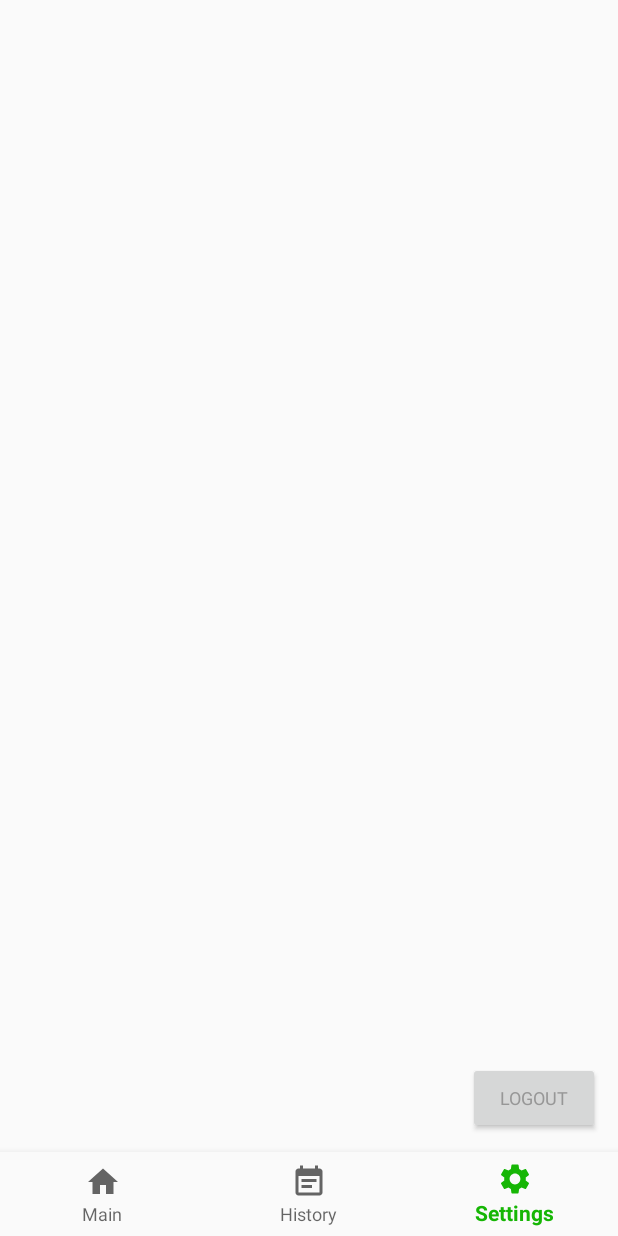
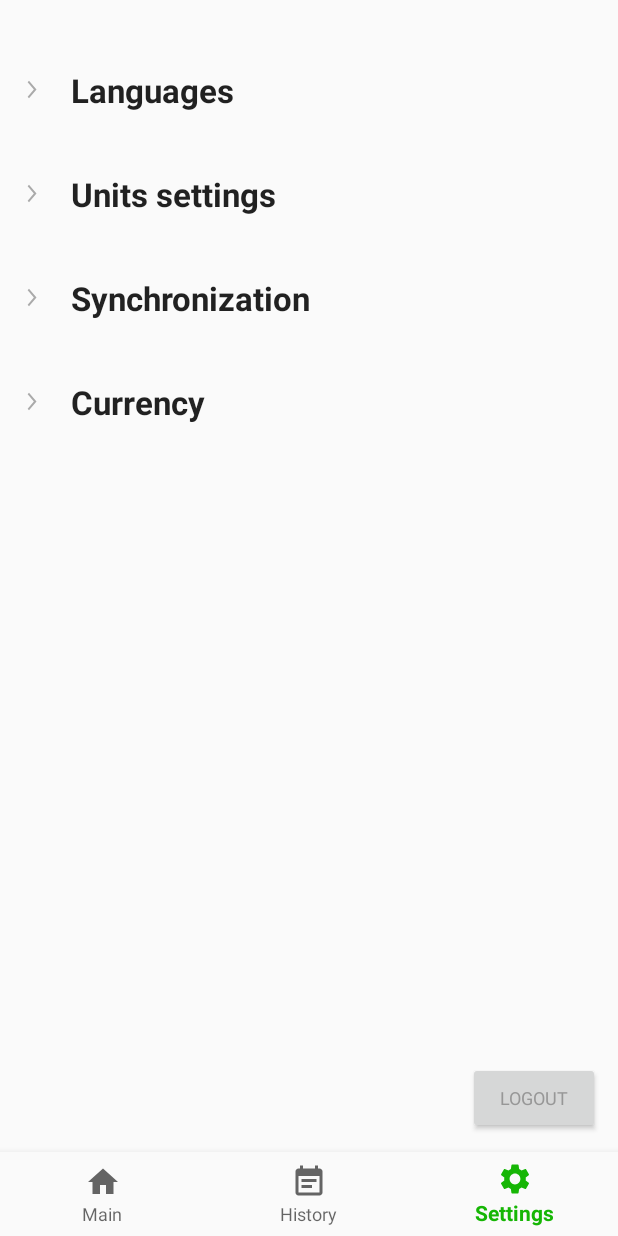
Before and after one commit to Opelpe/MyCars, an Android app: the SettingsFragment screen opened through its navigation route, on a phone screen of 412 x 824 dp. Run offline under Robolectric (Android 15) with nearby library versions, the phone set to English and light mode, and no system bars; our stand-ins replace Dagger/Hilt's generated code, Firebase (no records; nobody signed in at launch, a user with empty details on screens opened directly), navigation-ui.

Commit message:
Added view to SettingsFragment in progress

```diff
--- a/app/src/main/java/com/pepe/mycars/app/ui/view/fragment/SettingsFragment.kt
+++ b/app/src/main/java/com/pepe/mycars/app/ui/view/fragment/SettingsFragment.kt
@@ -4,9 +4,11 @@ import android.os.Bundle
 import android.view.LayoutInflater
 import android.view.View
 import android.view.ViewGroup
-import androidx.activity.viewModels
+import androidx.core.content.ContextCompat
+import androidx.core.view.isVisible
 import androidx.fragment.app.Fragment
 import androidx.fragment.app.activityViewModels
+import com.pepe.mycars.R
 import com.pepe.mycars.app.viewmodel.LoggedInViewModel
 import com.pepe.mycars.databinding.FragmentSettingsBinding
 import dagger.hilt.android.AndroidEntryPoint
@@ -30,5 +32,17 @@ class SettingsFragment : Fragment() {
         binding.logoutButton.setOnClickListener {
             loggedInViewModel.logOut()
         }
+
+        binding.languagesContainer.setOnClickListener {
+            if (binding.languagesSetContainer.isVisible){
+                val drawable = ContextCompat.getDrawable(requireContext(), R.drawable.ic_arrow_forward)
+                binding.languagesSetContainer.visibility = View.GONE
+                binding.languagesTitle.setCompoundDrawablesRelativeWithIntrinsicBounds(drawable,null,null,null)
+            }else{
+                val drawable = ContextCompat.getDrawable(requireContext(), R.drawable.ic_double_arrow_down)
+                binding.languagesSetContainer.visibility = View.VISIBLE
+                binding.languagesTitle.setCompoundDrawablesRelativeWithIntrinsicBounds(drawable,null,null,null)
+            }
+        }
     }
 }
--- /dev/null
+++ b/app/src/main/res/drawable/ic_arrow_forward.xml
@@ -0,0 +1,12 @@
+<vector xmlns:android="http://schemas.android.com/apk/res/android"
+    android:width="12dp"
+    android:height="14dp"
+    android:alpha="0.9"
+    android:autoMirrored="true"
+    android:tint="?attr/colorControlNormal"
+    android:viewportWidth="24"
+    android:viewportHeight="24">
+    <path
+        android:fillColor="?attr/colorControlNormal"
+        android:pathData="M6.23,20.23l1.77,1.77l10,-10l-10,-10l-1.77,1.77l8.23,8.23z" />
+</vector>
--- /dev/null
+++ b/app/src/main/res/drawable/ic_double_arrow_down.xml
@@ -0,0 +1,14 @@
+<vector xmlns:android="http://schemas.android.com/apk/res/android"
+    android:width="12dp"
+    android:height="14dp"
+    android:alpha="0.9"
+    android:tint="?attr/colorControlNormal"
+    android:viewportWidth="24"
+    android:viewportHeight="24">
+    <path
+        android:fillColor="?attr/colorControlNormal"
+        android:pathData="M18,6.41l-1.41,-1.41l-4.59,4.58l-4.59,-4.58l-1.41,1.41l6,6z" />
+    <path
+        android:fillColor="?attr/colorControlNormal"
+        android:pathData="M18,13l-1.41,-1.41l-4.59,4.58l-4.59,-4.58l-1.41,1.41l6,6z" />
+</vector>
--- a/app/src/main/res/layout/fragment_settings.xml
+++ b/app/src/main/res/layout/fragment_settings.xml
@@ -1,10 +1,144 @@
 <?xml version="1.0" encoding="utf-8"?>
 <androidx.constraintlayout.widget.ConstraintLayout xmlns:android="http://schemas.android.com/apk/res/android"
     xmlns:app="http://schemas.android.com/apk/res-auto"
+    xmlns:tools="http://schemas.android.com/tools"
     android:layout_width="match_parent"
     android:layout_height="match_parent"
-    xmlns:tools="http://schemas.android.com/tools"
     tools:context="com.pepe.mycars.app.ui.view.fragment.SettingsFragment">
+
+    <LinearLayout
+        android:layout_width="match_parent"
+        android:layout_height="0dp"
+        android:paddingTop="25dp"
+        android:orientation="vertical"
+        app:layout_constraintBottom_toTopOf="@id/logoutButton"
+        app:layout_constraintTop_toTopOf="parent">
+
+        <LinearLayout
+            android:id="@+id/languagesContainer"
+            android:layout_width="match_parent"
+            android:layout_height="wrap_content"
+            android:orientation="vertical">
+
+            <TextView
+                android:id="@+id/languagesTitle"
+                style="@style/settingsTitleStyle"
+                android:layout_width="match_parent"
+                android:layout_height="wrap_content"
+                android:layout_gravity="center"
+                android:text="Languages"
+                app:drawableStartCompat="@drawable/ic_arrow_forward" />
+
+            <LinearLayout
+                android:id="@+id/languagesSetContainer"
+                android:layout_width="match_parent"
+                android:layout_height="wrap_content"
+                android:visibility="gone"
+                android:orientation="horizontal"
+                android:paddingBottom="15dp">
+
+                <TextView
+                    android:layout_width="match_parent"
+                    android:layout_height="wrap_content"
+                    android:layout_weight="1"
+                    android:paddingStart="40dp"
+                    android:paddingEnd="10dp"
+                    android:textSize="17sp"
+                    android:text="Select language:"
+                    android:textAlignment="center" />
+
+                <Spinner
+                    android:layout_width="match_parent"
+                    android:layout_height="match_parent"
+                    android:gravity="center"
+                    android:layout_weight="1"/>
+
+
+            </LinearLayout>
+
+        </LinearLayout>
+
+        <LinearLayout
+            android:id="@+id/allUnitsContainer"
+            android:layout_width="match_parent"
+            android:layout_height="wrap_content"
+            android:orientation="vertical">
+
+            <TextView
+                android:id="@+id/allUnitsTitle"
+                style="@style/settingsTitleStyle"
+                android:layout_width="match_parent"
+                android:layout_height="wrap_content"
+                android:layout_gravity="center"
+                android:text="Units settings"
+                app:drawableStartCompat="@drawable/ic_arrow_forward" />
+
+            <LinearLayout
+                android:id="@+id/allUnitsSetContainer"
+                android:layout_width="match_parent"
+                android:layout_height="wrap_content"
+                android:orientation="horizontal"></LinearLayout>
+
+        </LinearLayout>
+
+        <LinearLayout
+            android:id="@+id/synchronizationContainer"
+            android:layout_width="match_parent"
+            android:layout_height="wrap_content"
+            android:orientation="vertical">
+
+            <TextView
+                android:id="@+id/synchronizationTitle"
+                style="@style/settingsTitleStyle"
+                android:layout_width="match_parent"
+                android:layout_height="wrap_content"
+                android:layout_gravity="center"
+                android:text="Synchronization"
+                app:drawableStartCompat="@drawable/ic_arrow_forward" />
+
+            <LinearLayout
+                android:id="@+id/synchronizationSetContainer"
+                android:layout_width="match_parent"
+                android:layout_height="wrap_content"
+                android:orientation="horizontal"></LinearLayout>
+
+        </LinearLayout>
+
+
+        <LinearLayout
+            android:layout_width="match_parent"
+            android:layout_height="wrap_content"
+            android:orientation="vertical">
+
+            <TextView
+                android:id="@+id/currencyTitle"
+                style="@style/settingsTitleStyle"
+                android:layout_width="match_parent"
+                android:layout_height="wrap_content"
+                android:layout_gravity="center"
+                android:text="Currency"
+                app:drawableStartCompat="@drawable/ic_arrow_forward" />
+
+            <LinearLayout
+                android:id="@+id/currencySetContainer"
+                android:layout_width="match_parent"
+                android:layout_height="wrap_content"
+                android:orientation="horizontal"></LinearLayout>
+
+        </LinearLayout>
+
+
+        <!--    <androidx.recyclerview.widget.RecyclerView-->
+        <!--        android:id="@+id/settingRecyclerView"-->
+        <!--        android:layout_width="match_parent"-->
+        <!--        android:layout_height="match_parent"-->
+        <!--        app:layout_constraintTop_toTopOf="parent"-->
+        <!--        app:layout_constraintBottom_toBottomOf="parent"-->
+        <!--        app:layout_constraintEnd_toEndOf="parent"-->
+        <!--        app:layout_constraintStart_toStartOf="parent"-->
+        <!--        />-->
+
+    </LinearLayout>
 
     <Button
         android:id="@+id/logoutButton"
@@ -19,15 +153,4 @@
         app:layout_constraintBottom_toBottomOf="parent"
         app:layout_constraintEnd_toEndOf="parent" />
 
-
-    <!--    <androidx.recyclerview.widget.RecyclerView-->
-    <!--        android:id="@+id/settingRecyclerView"-->
-    <!--        android:layout_width="match_parent"-->
-    <!--        android:layout_height="match_parent"-->
-    <!--        app:layout_constraintTop_toTopOf="parent"-->
-    <!--        app:layout_constraintBottom_toBottomOf="parent"-->
-    <!--        app:layout_constraintEnd_toEndOf="parent"-->
-    <!--        app:layout_constraintStart_toStartOf="parent"-->
-    <!--        />-->
-
 </androidx.constraintlayout.widget.ConstraintLayout>
--- a/app/src/main/res/values/dimens.xml
+++ b/app/src/main/res/values/dimens.xml
@@ -22,4 +22,5 @@
     <dimen name="space_24dp">24dp</dimen>
     <dimen name="text_size_16sp">16sp</dimen>
     <dimen name="text_size_15sp">15sp</dimen>
+    <dimen name="space_15dp">15dp</dimen>
 </resources>
--- a/app/src/main/res/values/styles.xml
+++ b/app/src/main/res/values/styles.xml
@@ -27,32 +27,32 @@
         <item name="android:background">@color/green</item>
     </style>
 
-    <style name="commonConfirmButtonStyle"  parent="Theme.AppCompat.DayNight">
+    <style name="commonConfirmButtonStyle" parent="Theme.AppCompat.DayNight">
         <item name="android:textAllCaps">true</item>
         <item name="android:textColor">@color/white</item>
         <item name="android:textSize">@dimen/text_size_small</item>
     </style>
 
-    <style name="commonCancelButtonStyle"  parent="Theme.AppCompat.DayNight">
+    <style name="commonCancelButtonStyle" parent="Theme.AppCompat.DayNight">
         <item name="android:textAllCaps">true</item>
         <item name="android:textColor">@drawable/font_color_grey_white_selected</item>
         <item name="android:textSize">@dimen/text_size_small</item>
     </style>
 
-    <style name="commonCheckboxStyle"  parent="Theme.AppCompat.DayNight">
+    <style name="commonCheckboxStyle" parent="Theme.AppCompat.DayNight">
         <item name="android:textAllCaps">true</item>
         <item name="android:textColor">@drawable/font_color_grey_white_selected</item>
         <item name="android:textSize">@dimen/text_size_small</item>
     </style>
 
-    <style name="emailInputStyle"  parent="Theme.AppCompat.DayNight">
+    <style name="emailInputStyle" parent="Theme.AppCompat.DayNight">
         <item name="android:hint">@string/contact_emailAddress_example_title</item>
         <item name="android:importantForAutofill">yes</item>
         <item name="android:inputType">textEmailAddress</item>
         <item name="android:textSize">@dimen/text_size_normal</item>
     </style>
 
-    <style name="passwordInputStyle"  parent="Theme.AppCompat.DayNight">
+    <style name="passwordInputStyle" parent="Theme.AppCompat.DayNight">
         <item name="android:hint">@string/contact_password_example_title</item>
         <item name="android:importantForAutofill">yes</item>
         <item name="android:inputType">textPassword</item>
@@ -60,8 +60,17 @@
         <item name="android:minLines">@integer/fui_min_password_length</item>
     </style>
 
-    <style name="titleTextStyle"  parent="Theme.AppCompat.DayNight">
+    <style name="titleTextStyle" parent="Theme.AppCompat.DayNight">
         <item name="android:textSize">@dimen/text_size_normal</item>
     </style>
 
+    <style name="settingsTitleStyle" parent="Theme.AppCompat.DayNight">
+        <item name="android:textSize">22sp</item>
+        <item name="android:drawablePadding">20dp</item>
+        <item name="android:paddingHorizontal">@dimen/space_15dp</item>
+        <item name="android:paddingVertical">@dimen/space_20dp</item>
+        <item name="android:textStyle">bold</item>
+    </style>
+
+    <dimen name="space_20dp">20dp</dimen>
 </resources>
```
